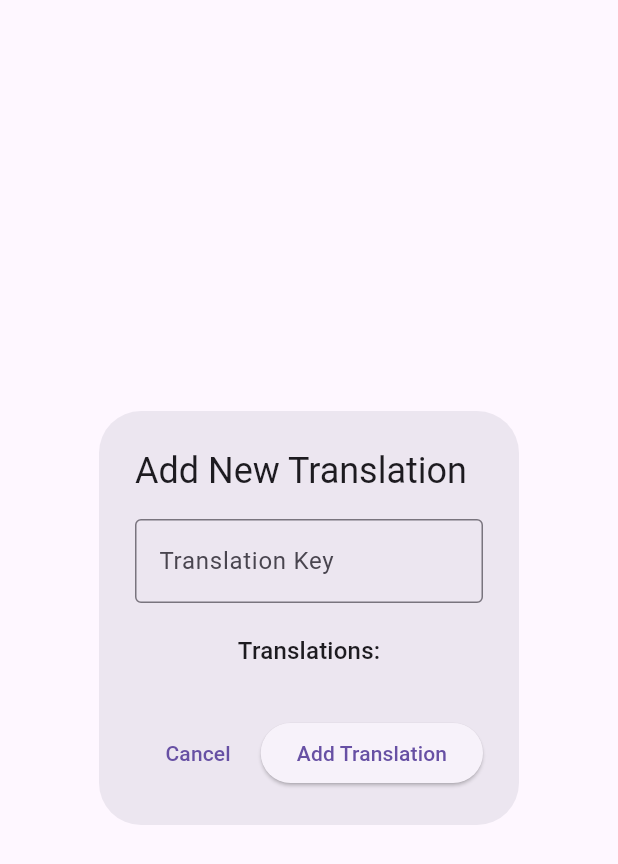
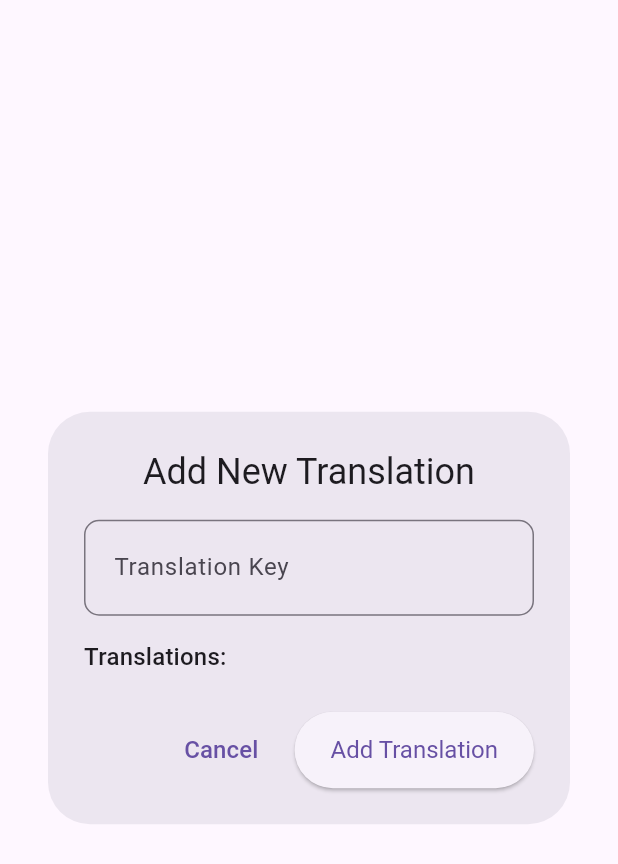
Before and after one commit to SatishGD9/translation_management_assignment, a Flutter app: the TranslationFormDialog widget shown alone on an empty page, opened directly with empty values, on a phone screen of 412 x 824 dp. Shown: the top 864 px of the screen. Run offline on Flutter 3.47's test engine with Material 3 defaults, Android fonts, the phone set to English and light mode, and no system bars; our stand-ins replace equatable, flutter_bloc.

Commit message:
Task Addressed: Enhance Translation Input Experience
Summary of Changes: Task 2 involves enhancing the translation input interface in the Admin web platform to make it more user-friendly and efficient. The focus is on improving the overall UI for better clarity and organization, ensuring that managing translations becomes more intuitive. This includes refining how translation fields are presented, and making the interface more responsive and easier to navigate for users handling large sets of translation data.

Key Implementation Details/Approach: A new widget named HoverTextOverlay was implemented to allow users to hover over a field and easily read large sets of data. Additionally, the previously wide translation card layout was redesigned into multiple smaller cards for better readability and organization. Additionally, the edit and add translation popups were redesigned to enhance usability and provide a more intuitive user experience.

```diff
--- a/admin_web_app/lib/widgets/translation_form.dart
+++ b/admin_web_app/lib/widgets/translation_form.dart
@@ -5,7 +5,7 @@ import 'package:flutter_bloc/flutter_bloc.dart';
 import 'package:translation_domain/translation_domain.dart';
 
 class TranslationFormDialog extends StatefulWidget {
-  final BuildContext blocContext; // To access the BLoC
+  final BuildContext blocContext;
   final TranslationEntry? existingEntry;
   final List<String> supportedLocales;
 
@@ -30,108 +30,143 @@ class _TranslationFormDialogState extends State<TranslationFormDialog> {
   @override
   void initState() {
     super.initState();
-    _keyController = TextEditingController(text: widget.existingEntry?.key ?? '');
-    _localeControllers = {};
-    for (var locale in widget.supportedLocales) {
-      _localeControllers[locale] = TextEditingController(
+    _keyController =
+        TextEditingController(text: widget.existingEntry?.key ?? '');
+    _localeControllers = {
+      for (var locale in widget.supportedLocales)
+        locale: TextEditingController(
           text: widget.existingEntry?.translations[locale] ?? '',
-      );
-    }
+        ),
+    };
   }
 
   @override
   void dispose() {
     _keyController.dispose();
-    _localeControllers.forEach((_, controller) => controller.dispose());
+    _localeControllers.values.forEach((controller) => controller.dispose());
     super.dispose();
   }
 
   void _submitForm() {
     if (_formKey.currentState!.validate()) {
       final key = _keyController.text.trim();
-      final translations = <String, String>{};
-      _localeControllers.forEach((locale, controller) {
-        translations[locale] = controller.text.trim();
-      });
+      final translations = {
+        for (var entry in _localeControllers.entries)
+          entry.key: entry.value.text.trim(),
+      };
 
-      final adminBloc = BlocProvider.of<AdminTranslationsBloc>(widget.blocContext);
+      final bloc = BlocProvider.of<AdminTranslationsBloc>(widget.blocContext);
 
       if (_isEditing) {
         final updatedEntry = widget.existingEntry!.copyWith(
           key: key,
           translations: translations,
         );
-        adminBloc.add(UpdateAdminTranslation(updatedEntry));
+        bloc.add(UpdateAdminTranslation(updatedEntry));
       } else {
-        adminBloc.add(AddAdminTranslation(key, translations));
+        bloc.add(AddAdminTranslation(key, translations));
       }
-      Navigator.of(context).pop(); // Close the dialog
+
+      Navigator.of(context).pop();
     }
   }
 
   @override
   Widget build(BuildContext context) {
-    return AlertDialog(
-      title: Text(_isEditing ? 'Edit Translation' : 'Add New Translation'),
-      content: SingleChildScrollView( // Important for smaller dialogs or many locales
-        child: Form(
+    final inputDecoration = InputDecoration(
+      contentPadding: const EdgeInsets.symmetric(vertical: 20, horizontal: 16),
+      border: OutlineInputBorder(borderRadius: BorderRadius.circular(10)),
+    );
+
+    return Dialog(
+      insetPadding:
+          const EdgeInsets.all(32), // controls overall spacing from screen edge
+      child: ConstrainedBox(
+        constraints: const BoxConstraints(maxWidth: 800), // wider dialog
+        child: Padding(
+          padding: const EdgeInsets.all(24),
+          child: Column(
+            mainAxisSize: MainAxisSize.min,
+            children: [
+              Text(
+                _isEditing ? 'Edit Translation' : 'Add New Translation',
+                style: Theme.of(context).textTheme.headlineSmall,
+              ),
+              const SizedBox(height: 16),
+              Form(
                 key: _formKey,
                 child: Column(
-            mainAxisSize: MainAxisSize.min,
-            children: <Widget>[
+                  children: [
+                    // Key field
                     TextFormField(
                       controller: _keyController,
-                decoration: const InputDecoration(
+                      decoration: inputDecoration.copyWith(
                         labelText: 'Translation Key',
                         hintText: 'e.g., greeting, common.ok',
-                  border: OutlineInputBorder(),
                       ),
-                validator: (value) {
-                  if (value == null || value.trim().isEmpty) {
-                    return 'Key cannot be empty';
-                  }
-                  // Add more validation if needed (e.g., no spaces, specific format)
-                  return null;
-                },
+                      style: const TextStyle(fontSize: 16),
+                      validator: (value) =>
+                          (value == null || value.trim().isEmpty)
+                              ? 'Key cannot be empty'
+                              : null,
                     ),
-              const SizedBox(height: 20),
-              Text('Translations:', style: Theme.of(context).textTheme.titleMedium),
+                    const SizedBox(height: 16),
+
+                    // Translations header
+                    Align(
+                      alignment: Alignment.centerLeft,
+                      child: Text(
+                        'Translations:',
+                        style: Theme.of(context).textTheme.titleMedium,
+                      ),
+                    ),
                     const SizedBox(height: 8),
+
                     ...widget.supportedLocales.map((locale) {
                       return Padding(
-                  padding: const EdgeInsets.symmetric(vertical: 8.0),
+                        padding: const EdgeInsets.symmetric(vertical: 10.0),
                         child: TextFormField(
                           controller: _localeControllers[locale],
-                    decoration: InputDecoration(
+                          decoration: inputDecoration.copyWith(
                             labelText: 'Value for "${locale.toUpperCase()}"',
-                      border: const OutlineInputBorder(),
                           ),
-                    validator: (value) {
-                      // Optionally, make some locales mandatory
-                      // if (locale == 'en' && (value == null || value.trim().isEmpty)) {
-                      //   return 'English translation cannot be empty';
-                      // }
-                      return null;
-                    },
+                          style: const TextStyle(fontSize: 16),
+                          maxLines: 4,
+                          minLines: 4,
                         ),
                       );
                     }).toList(),
+
+                    const SizedBox(height: 16),
+
+                    Row(
+                      mainAxisAlignment: MainAxisAlignment.end,
+                      children: [
+                        TextButton(
+                          onPressed: () => Navigator.of(context).pop(),
+                          child: const Text('Cancel',
+                              style: TextStyle(fontSize: 16)),
+                        ),
+                        const SizedBox(width: 12),
+                        ElevatedButton(
+                          onPressed: _submitForm,
+                          style: ElevatedButton.styleFrom(
+                            padding: const EdgeInsets.symmetric(
+                                horizontal: 24, vertical: 16),
+                            textStyle: const TextStyle(fontSize: 16),
+                          ),
+                          child: Text(
+                              _isEditing ? 'Save Changes' : 'Add Translation'),
+                        ),
+                      ],
+                    )
+                  ],
+                ),
+              ),
             ],
           ),
         ),
       ),
-      actions: <Widget>[
-        TextButton(
-          child: const Text('Cancel'),
-          onPressed: () {
-            Navigator.of(context).pop();
-          },
-        ),
-        ElevatedButton(
-          child: Text(_isEditing ? 'Save Changes' : 'Add Translation'),
-          onPressed: _submitForm,
-        ),
-      ],
     );
   }
 }
```
Also changed, not shown: admin_web_app/lib/main.dart (+37 -6 lines), admin_web_app/lib/widgets/tool_tip.dart (added, +76 -0 lines), admin_web_app/lib/widgets/translation_list_item.dart (+70 -30 lines). Lines whose indentation alone changed are shown as unchanged.
